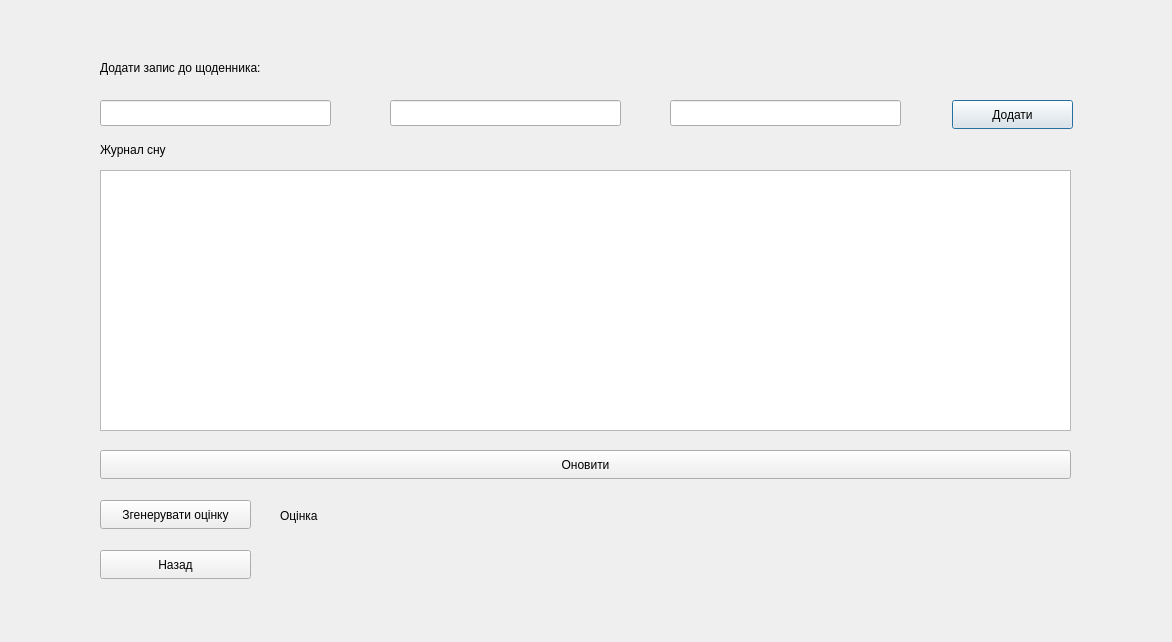
This is dreamform.ui in Stalkeroid13/Health_statistic as Qt 5 draws it before an edit. The edited form follows.
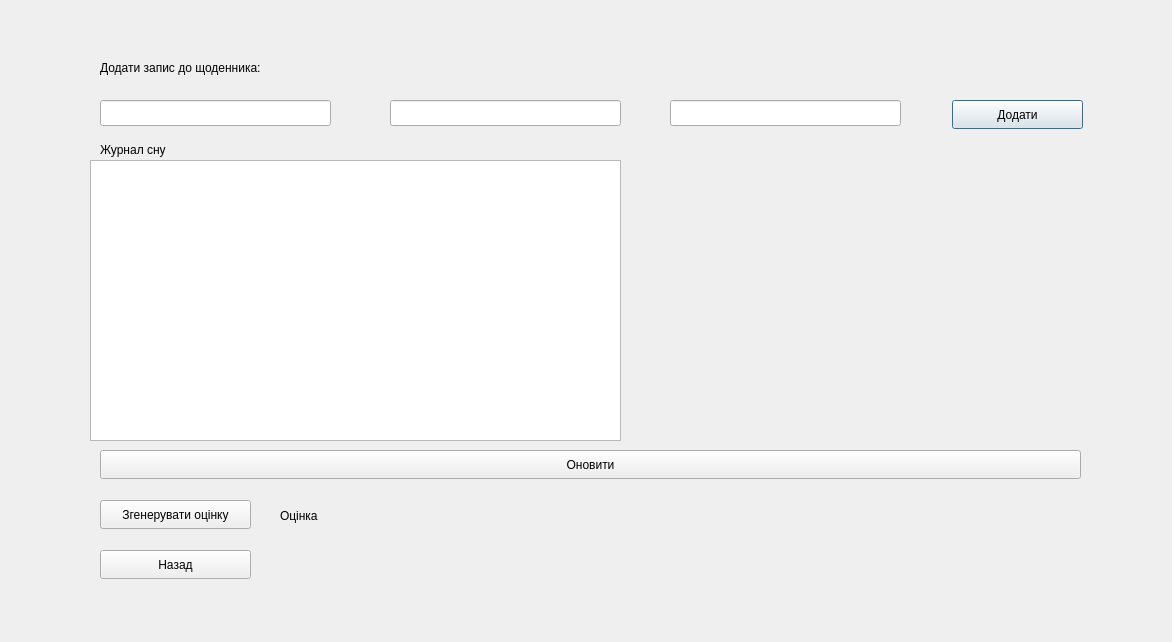
This is the edited form. Icons and pictures are not drawn.

Commit message: Покращення виводу снів на екран

```diff
--- a/dreamform.ui
+++ b/dreamform.ui
@@ -10,6 +10,12 @@
     <height>642</height>
    </rect>
   </property>
+  <property name="sizePolicy">
+   <sizepolicy hsizetype="Expanding" vsizetype="Expanding">
+    <horstretch>0</horstretch>
+    <verstretch>0</verstretch>
+   </sizepolicy>
+  </property>
   <property name="windowTitle">
    <string>Dialog</string>
   </property>
@@ -70,7 +76,7 @@
     <rect>
      <x>952</x>
      <y>100</y>
-     <width>121</width>
+     <width>131</width>
      <height>29</height>
     </rect>
    </property>
@@ -96,7 +102,7 @@
     <rect>
      <x>100</x>
      <y>450</y>
-     <width>971</width>
+     <width>981</width>
      <height>29</height>
     </rect>
    </property>
@@ -117,16 +123,6 @@
     <string>Згенерувати оцінку</string>
    </property>
   </widget>
-  <widget class="QTextEdit" name="textEdit">
-   <property name="geometry">
-    <rect>
-     <x>100</x>
-     <y>170</y>
-     <width>971</width>
-     <height>261</height>
-    </rect>
-   </property>
-  </widget>
   <widget class="QPushButton" name="BackButton">
    <property name="geometry">
     <rect>
@@ -153,6 +149,46 @@
     <string>Оцінка</string>
    </property>
   </widget>
+  <widget class="QWidget" name="widget" native="true">
+   <property name="geometry">
+    <rect>
+     <x>90</x>
+     <y>160</y>
+     <width>531</width>
+     <height>281</height>
+    </rect>
+   </property>
+   <property name="sizePolicy">
+    <sizepolicy hsizetype="Expanding" vsizetype="Expanding">
+     <horstretch>0</horstretch>
+     <verstretch>0</verstretch>
+    </sizepolicy>
+   </property>
+   <layout class="QGridLayout" name="gridLayout">
+    <item row="0" column="0">
+     <widget class="QTableWidget" name="tableWidget"/>
+    </item>
+   </layout>
+  </widget>
+  <widget class="QLabel" name="label_4">
+   <property name="geometry">
+    <rect>
+     <x>740</x>
+     <y>180</y>
+     <width>271</width>
+     <height>241</height>
+    </rect>
+   </property>
+   <property name="text">
+    <string/>
+   </property>
+   <property name="pixmap">
+    <pixmap>C:/Users/Admin/Desktop/sobachka.png</pixmap>
+   </property>
+   <property name="scaledContents">
+    <bool>true</bool>
+   </property>
+  </widget>
  </widget>
  <resources/>
  <connections/>
```
The commit also changes 2 other files.
